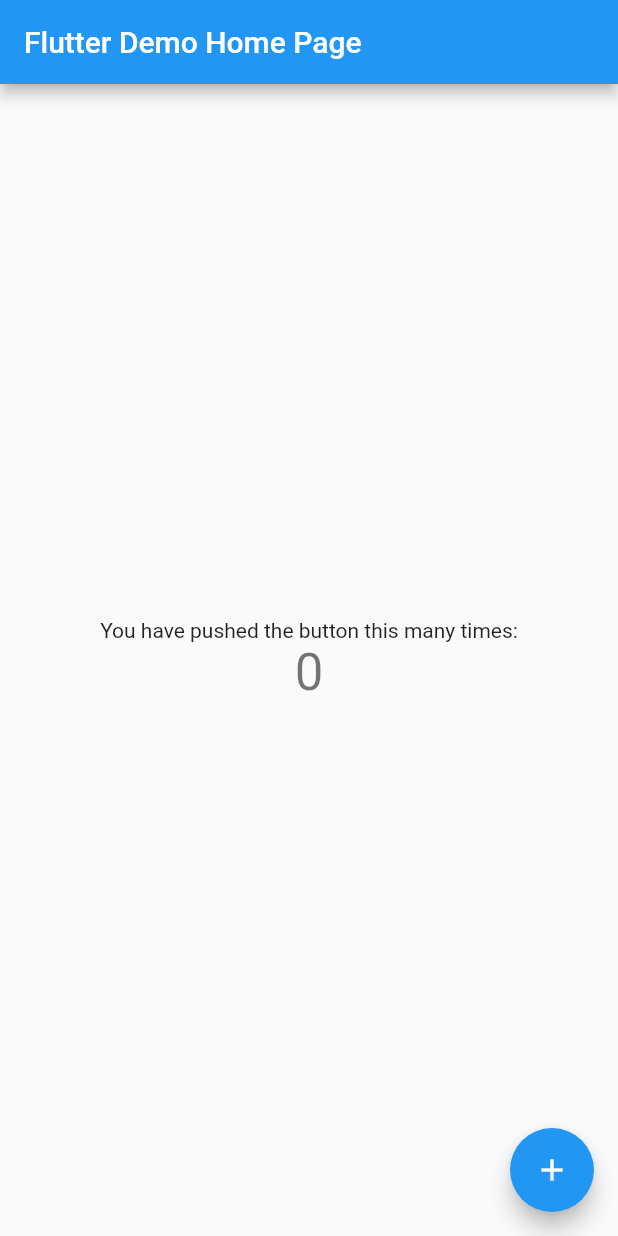
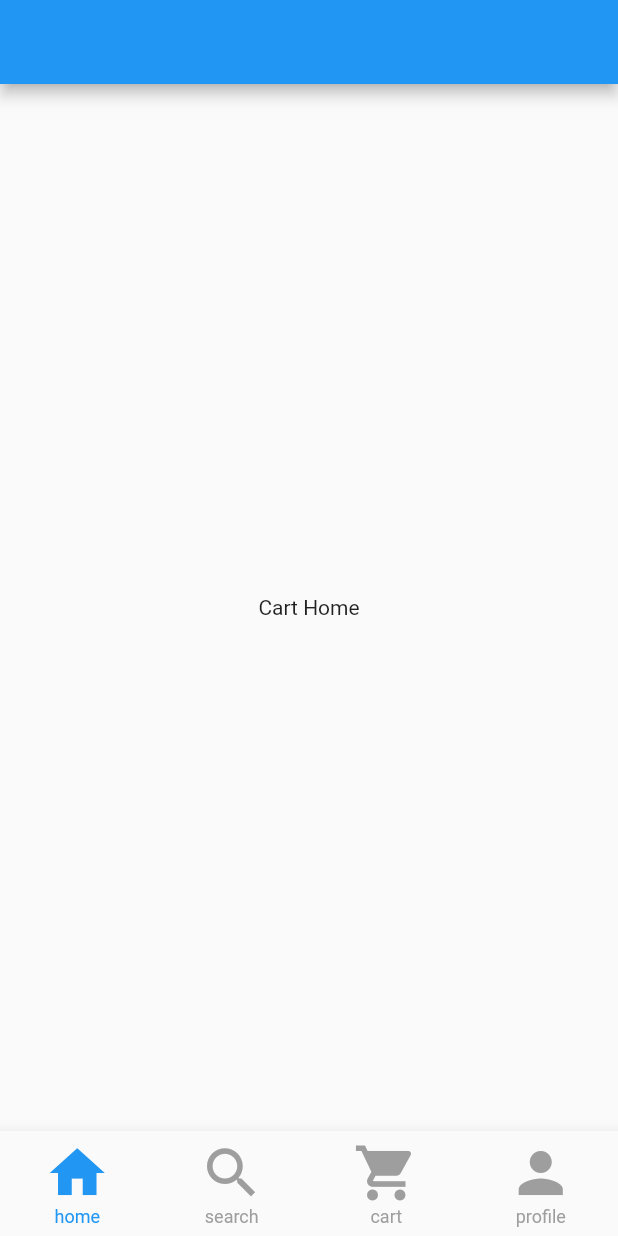
Before and after one commit to tkdlek11112/shopingmall_flutter, a Flutter app: the screen it shows after launch, on a phone screen of 412 x 824 dp. Run offline on Flutter 3.47's test engine with Material 2 defaults, Android fonts, the phone set to English and light mode, and no system bars.

Commit message:
:sparkles: 하단바 메인화면 생성, 탭별 화면 생성

```diff
--- a/lib/main.dart
+++ b/lib/main.dart
@@ -1,115 +1,20 @@
 import 'package:flutter/material.dart';
+import 'screens/screen_index.dart';
 
-void main() {
-  runApp(const MyApp());
+void main (){
+  runApp(MyApp());
 }
 
 class MyApp extends StatelessWidget {
-  const MyApp({Key? key}) : super(key: key);
 
-  // This widget is the root of your application.
   @override
   Widget build(BuildContext context) {
     return MaterialApp(
-      title: 'Flutter Demo',
-      theme: ThemeData(
-        // This is the theme of your application.
-        //
-        // Try running your application with "flutter run". You'll see the
-        // application has a blue toolbar. Then, without quitting the app, try
-        // changing the primarySwatch below to Colors.green and then invoke
-        // "hot reload" (press "r" in the console where you ran "flutter run",
-        // or simply save your changes to "hot reload" in a Flutter IDE).
-        // Notice that the counter didn't reset back to zero; the application
-        // is not restarted.
-        primarySwatch: Colors.blue,
-      ),
-      home: const MyHomePage(title: 'Flutter Demo Home Page'),
+      title: 'Flutter Shopping mall',
+      routes: {
+        '/index': (context) => IndexScreen(),
+      },
+      initialRoute: '/index',
     );
   }
 }
-
-class MyHomePage extends StatefulWidget {
-  const MyHomePage({Key? key, required this.title}) : super(key: key);
-
-  // This widget is the home page of your application. It is stateful, meaning
-  // that it has a State object (defined below) that contains fields that affect
-  // how it looks.
-
-  // This class is the configuration for the state. It holds the values (in this
-  // case the title) provided by the parent (in this case the App widget) and
-  // used by the build method of the State. Fields in a Widget subclass are
-  // always marked "final".
-
-  final String title;
-
-  @override
-  State<MyHomePage> createState() => _MyHomePageState();
-}
-
-class _MyHomePageState extends State<MyHomePage> {
-  int _counter = 0;
-
-  void _incrementCounter() {
-    setState(() {
-      // This call to setState tells the Flutter framework that something has
-      // changed in this State, which causes it to rerun the build method below
-      // so that the display can reflect the updated values. If we changed
-      // _counter without calling setState(), then the build method would not be
-      // called again, and so nothing would appear to happen.
-      _counter++;
-    });
-  }
-
-  @override
-  Widget build(BuildContext context) {
-    // This method is rerun every time setState is called, for instance as done
-    // by the _incrementCounter method above.
-    //
-    // The Flutter framework has been optimized to make rerunning build methods
-    // fast, so that you can just rebuild anything that needs updating rather
-    // than having to individually change instances of widgets.
-    return Scaffold(
-      appBar: AppBar(
-        // Here we take the value from the MyHomePage object that was created by
-        // the App.build method, and use it to set our appbar title.
-        title: Text(widget.title),
-      ),
-      body: Center(
-        // Center is a layout widget. It takes a single child and positions it
-        // in the middle of the parent.
-        child: Column(
-          // Column is also a layout widget. It takes a list of children and
-          // arranges them vertically. By default, it sizes itself to fit its
-          // children horizontally, and tries to be as tall as its parent.
-          //
-          // Invoke "debug painting" (press "p" in the console, choose the
-          // "Toggle Debug Paint" action from the Flutter Inspector in Android
-          // Studio, or the "Toggle Debug Paint" command in Visual Studio Code)
-          // to see the wireframe for each widget.
-          //
-          // Column has various properties to control how it sizes itself and
-          // how it positions its children. Here we use mainAxisAlignment to
-          // center the children vertically; the main axis here is the vertical
-          // axis because Columns are vertical (the cross axis would be
-          // horizontal).
-          mainAxisAlignment: MainAxisAlignment.center,
-          children: <Widget>[
-            const Text(
-              'You have pushed the button this many times:',
-            ),
-            Text(
-              '$_counter',
-              style: Theme.of(context).textTheme.headline4,
-            ),
-          ],
-        ),
-      ),
-      floatingActionButton: FloatingActionButton(
-        onPressed: _incrementCounter,
-        tooltip: 'Increment',
-        child: const Icon(Icons.add),
-      ), // This trailing comma makes auto-formatting nicer for build methods.
-    );
-  }
-}
--- /dev/null
+++ b/lib/screens/screen_index.dart
@@ -0,0 +1,54 @@
+import 'package:flutter/cupertino.dart';
+import 'package:flutter/material.dart';
+import 'package:shopingmall_flutter/tabs/tab_home.dart';
+import 'package:shopingmall_flutter/tabs/tab_profile.dart';
+import 'package:shopingmall_flutter/tabs/tab_search.dart';
+
+import '../tabs/tab_cart.dart';
+
+class IndexScreen extends StatefulWidget {
+
+  @override
+  _IndexScreenState createState() {
+    return _IndexScreenState();
+  }
+}
+
+class _IndexScreenState extends State<IndexScreen> {
+
+  int _currentIndex = 0;
+
+  final List<Widget> tabs = [
+    TabHome(),
+    TabSearch(),
+    TabCart(),
+    TabProfile(),
+  ];
+
+  @override
+  Widget build(BuildContext context) {
+    return Scaffold(
+      appBar: AppBar(),
+      bottomNavigationBar: BottomNavigationBar(
+        type: BottomNavigationBarType.fixed,
+        iconSize: 44,
+        selectedItemColor: Colors.blue,
+        unselectedItemColor: Colors.grey,
+        selectedLabelStyle: TextStyle(fontSize: 12),
+        currentIndex: _currentIndex,
+        onTap: (index) {
+          setState(() {
+            _currentIndex = index;
+          });
+        },
+        items: [
+          BottomNavigationBarItem(icon: Icon(Icons.home), label: 'home'),
+          BottomNavigationBarItem(icon: Icon(Icons.search), label: 'search'),
+          BottomNavigationBarItem(icon: Icon(Icons.shopping_cart), label: 'cart'),
+          BottomNavigationBarItem(icon: Icon(Icons.person), label: 'profile'),
+        ],
+      ),
+      body: tabs[_currentIndex],
+    );
+  }
+}
--- /dev/null
+++ b/lib/tabs/tab_cart.dart
@@ -0,0 +1,12 @@
+import 'package:flutter/cupertino.dart';
+import 'package:flutter/material.dart';
+
+class TabCart extends StatelessWidget{
+
+  @override
+  Widget build(BuildContext context) {
+    return const Center(
+      child: Text("Cart Tab"),
+    );
+  }
+}
--- /dev/null
+++ b/lib/tabs/tab_home.dart
@@ -0,0 +1,12 @@
+import 'package:flutter/cupertino.dart';
+import 'package:flutter/material.dart';
+
+class TabHome extends StatelessWidget{
+
+  @override
+  Widget build(BuildContext context) {
+    return const Center(
+      child: Text("Cart Home"),
+    );
+  }
+}
--- /dev/null
+++ b/lib/tabs/tab_profile.dart
@@ -0,0 +1,12 @@
+import 'package:flutter/cupertino.dart';
+import 'package:flutter/material.dart';
+
+class TabProfile extends StatelessWidget{
+
+  @override
+  Widget build(BuildContext context) {
+    return const Center(
+      child: Text("Cart Profile"),
+    );
+  }
+}
--- /dev/null
+++ b/lib/tabs/tab_search.dart
@@ -0,0 +1,12 @@
+import 'package:flutter/cupertino.dart';
+import 'package:flutter/material.dart';
+
+class TabSearch extends StatelessWidget{
+
+  @override
+  Widget build(BuildContext context) {
+    return const Center(
+      child: Text("Cart Search"),
+    );
+  }
+}
```
Also changed, not shown: 2 other files.
